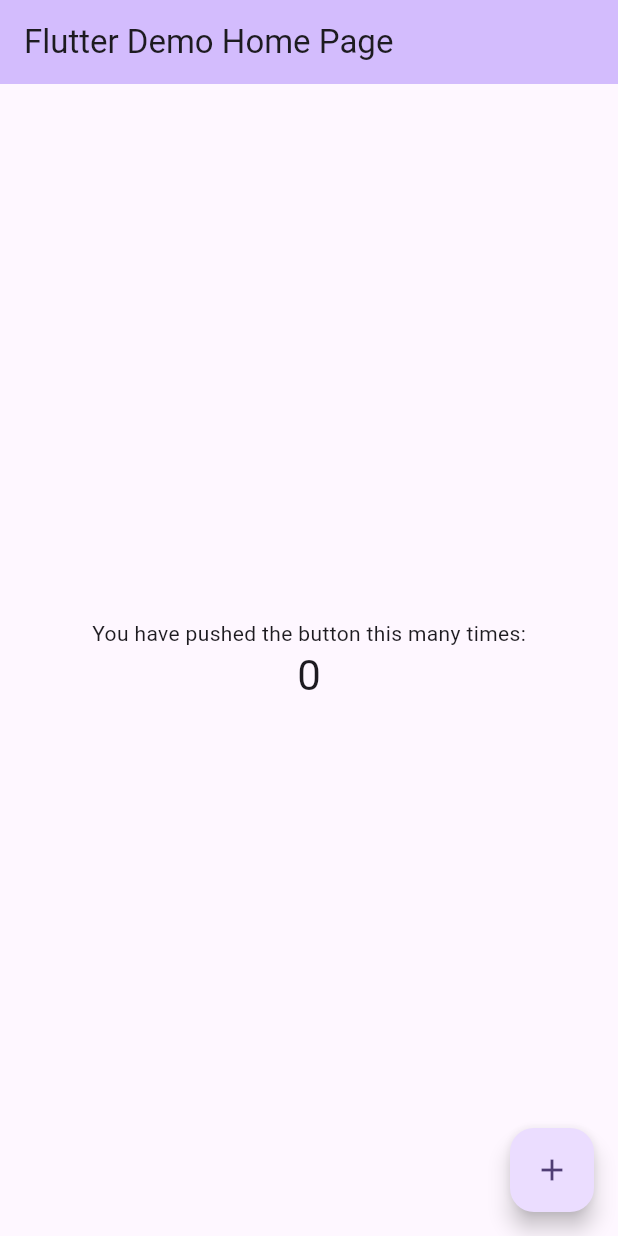
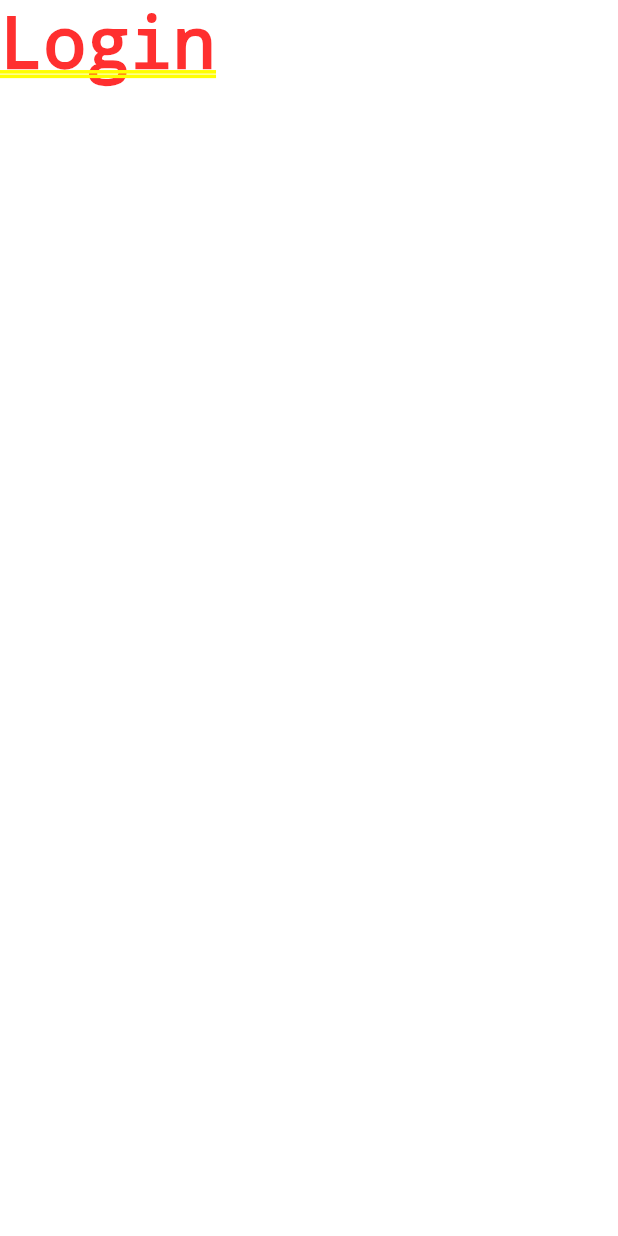
Before and after one commit to IT22091352/Create-Register-Page-using-flutter-firebase, a Flutter app: the screen it shows after launch, on a phone screen of 412 x 824 dp. Run offline on Flutter 3.47's test engine with Material 3 defaults, Android fonts, the phone set to English and light mode, and no system bars.

Commit message:
Add Firebase authentication and core dependencies; implement authentication screens

```diff
--- a/lib/main.dart
+++ b/lib/main.dart
@@ -1,3 +1,4 @@
+import 'package:firebase_auth_project/screens/wrapper.dart';
 import 'package:flutter/material.dart';
 
 void main() {
@@ -7,119 +8,8 @@ void main() {
 class MyApp extends StatelessWidget {
   const MyApp({super.key});
 
-  // This widget is the root of your application.
   @override
   Widget build(BuildContext context) {
-    return MaterialApp(
-      title: 'Flutter Demo',
-      theme: ThemeData(
-        // This is the theme of your application.
-        //
-        // TRY THIS: Try running your application with "flutter run". You'll see
-        // the application has a purple toolbar. Then, without quitting the app,
-        // try changing the seedColor in the colorScheme below to Colors.green
-        // and then invoke "hot reload" (save your changes or press the "hot
-        // reload" button in a Flutter-supported IDE, or press "r" if you used
-        // the command line to start the app).
-        //
-        // Notice that the counter didn't reset back to zero; the application
-        // state is not lost during the reload. To reset the state, use hot
-        // restart instead.
-        //
-        // This works for code too, not just values: Most code changes can be
-        // tested with just a hot reload.
-        colorScheme: ColorScheme.fromSeed(seedColor: Colors.deepPurple),
-        useMaterial3: true,
-      ),
-      home: const MyHomePage(title: 'Flutter Demo Home Page'),
-    );
+    return const Wrapper();
   }
 }
-
-class MyHomePage extends StatefulWidget {
-  const MyHomePage({super.key, required this.title});
-
-  // This widget is the home page of your application. It is stateful, meaning
-  // that it has a State object (defined below) that contains fields that affect
-  // how it looks.
-
-  // This class is the configuration for the state. It holds the values (in this
-  // case the title) provided by the parent (in this case the App widget) and
-  // used by the build method of the State. Fields in a Widget subclass are
-  // always marked "final".
-
-  final String title;
-
-  @override
-  State<MyHomePage> createState() => _MyHomePageState();
-}
-
-class _MyHomePageState extends State<MyHomePage> {
-  int _counter = 0;
-
-  void _incrementCounter() {
-    setState(() {
-      // This call to setState tells the Flutter framework that something has
-      // changed in this State, which causes it to rerun the build method below
-      // so that the display can reflect the updated values. If we changed
-      // _counter without calling setState(), then the build method would not be
-      // called again, and so nothing would appear to happen.
-      _counter++;
-    });
-  }
-
-  @override
-  Widget build(BuildContext context) {
-    // This method is rerun every time setState is called, for instance as done
-    // by the _incrementCounter method above.
-    //
-    // The Flutter framework has been optimized to make rerunning build methods
-    // fast, so that you can just rebuild anything that needs updating rather
-    // than having to individually change instances of widgets.
-    return Scaffold(
-      appBar: AppBar(
-        // TRY THIS: Try changing the color here to a specific color (to
-        // Colors.amber, perhaps?) and trigger a hot reload to see the AppBar
-        // change color while the other colors stay the same.
-        backgroundColor: Theme.of(context).colorScheme.inversePrimary,
-        // Here we take the value from the MyHomePage object that was created by
-        // the App.build method, and use it to set our appbar title.
-        title: Text(widget.title),
-      ),
-      body: Center(
-        // Center is a layout widget. It takes a single child and positions it
-        // in the middle of the parent.
-        child: Column(
-          // Column is also a layout widget. It takes a list of children and
-          // arranges them vertically. By default, it sizes itself to fit its
-          // children horizontally, and tries to be as tall as its parent.
-          //
-          // Column has various properties to control how it sizes itself and
-          // how it positions its children. Here we use mainAxisAlignment to
-          // center the children vertically; the main axis here is the vertical
-          // axis because Columns are vertical (the cross axis would be
-          // horizontal).
-          //
-          // TRY THIS: Invoke "debug painting" (choose the "Toggle Debug Paint"
-          // action in the IDE, or press "p" in the console), to see the
-          // wireframe for each widget.
-          mainAxisAlignment: MainAxisAlignment.center,
-          children: <Widget>[
-            const Text(
-              'You have pushed the button this many times:',
-            ),
-            Text(
-              '$_counter',
-              style: Theme.of(context).textTheme.headlineMedium,
-            ),
-          ],
-        ),
-      ),
-      floatingActionButton: FloatingActionButton(
-        onPressed: _incrementCounter,
-        tooltip: 'Increment',
-        child: const Icon(Icons.add),
-      ), // This trailing comma makes auto-formatting nicer for build methods.
-    );
-  }
-}
--- /dev/null
+++ b/lib/screens/authentication/authenticate.dart
@@ -0,0 +1,18 @@
+import 'package:firebase_auth_project/screens/authentication/register.dart';
+import 'package:flutter/material.dart';
+
+class Authenticate extends StatefulWidget {
+  const Authenticate({super.key});
+
+  @override
+  State<Authenticate> createState() => _AuthenticateState();
+}
+
+class _AuthenticateState extends State<Authenticate> {
+  @override
+  Widget build(BuildContext context) {
+    return MaterialApp(
+      home: Register(),
+    );
+  }
+}
--- /dev/null
+++ b/lib/screens/authentication/login.dart
@@ -0,0 +1,18 @@
+import 'package:flutter/material.dart';
+
+
+class Sign_In extends StatefulWidget {
+  const Sign_In({super.key});
+
+  @override
+  State<Sign_In> createState() => _Sign_InState();
+}
+
+class _Sign_InState extends State<Sign_In> {
+  @override
+  Widget build(BuildContext context) {
+    return Container(
+      child: const Text('Login'),
+    );
+  }
+}
--- /dev/null
+++ b/lib/screens/wrapper.dart
@@ -0,0 +1,13 @@
+import 'package:firebase_auth_project/screens/authentication/login.dart';
+import 'package:flutter/material.dart';
+
+class Wrapper extends StatelessWidget {
+  const Wrapper({super.key});
+
+  @override
+  Widget build(BuildContext context) {
+    return MaterialApp(
+      home: Sign_In(),
+    );
+  }
+}
--- a/pubspec.yaml
+++ b/pubspec.yaml
@@ -35,6 +35,8 @@ dependencies:
   # The following adds the Cupertino Icons font to your application.
   # Use with the CupertinoIcons class for iOS style icons.
   cupertino_icons: ^1.0.8
+  firebase_core: ^3.8.0
+  firebase_auth: ^5.3.3
 
 dev_dependencies:
   flutter_test:
```
Also changed, not shown: lib/screens/authentication/register.dart (added, +17 -0 lines), lib/screens/home/home.dart (added, +17 -0 lines), pubspec.lock, 4 other files.
